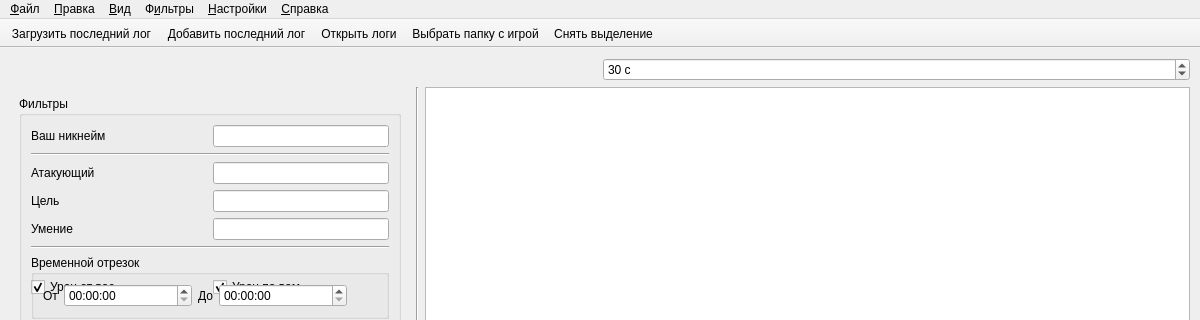
First picture: the form in src/gui/ui/main_window.ui, repository KolmePro/reva_damage_viewer, before the edit; both pictures show x 0 to 1200 and y 0 to 320 of the 1200 by 835 pixel window.
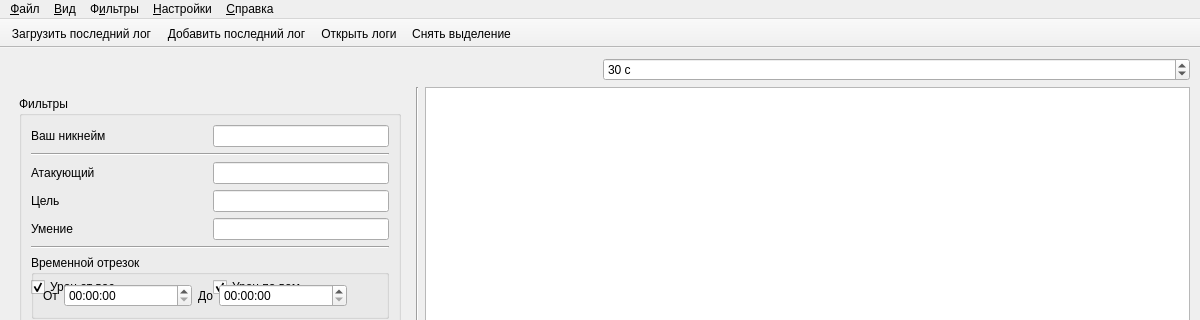
Second picture: the form after the edit. Icons and pictures are not drawn. Custom widgets are drawn as their Qt base class.

Commit message: Убрать меню Правка и выбор папки с панели инструментов

```diff
--- a/src/gui/ui/main_window.ui
+++ b/src/gui/ui/main_window.ui
@@ -736,7 +736,6 @@
    <addaction name="action_load_last_log"/>
    <addaction name="action_append_last_log"/>
    <addaction name="action_load_log_file"/>
-   <addaction name="action_set_game_folder"/>
    <addaction name="action_clear_selection"/>
   </widget>
   <widget class="QMenuBar" name="menubar">
@@ -756,12 +755,6 @@
     <addaction name="separator"/>
     <addaction name="action_exit"/>
    </widget>
-   <widget class="QMenu" name="menu_edit">
-    <property name="title"><string>&amp;Правка</string></property>
-    <addaction name="action_select_all_rows"/>
-    <addaction name="action_clear_selection"/>
-    <addaction name="action_clear_timeline_selection"/>
-   </widget>
    <widget class="QMenu" name="menu_view">
     <property name="title"><string>&amp;Вид</string></property>
     <addaction name="action_show_statusbar"/>
@@ -788,7 +781,6 @@
     <addaction name="action_about"/>
    </widget>
    <addaction name="menu_file"/>
-   <addaction name="menu_edit"/>
    <addaction name="menu_view"/>
    <addaction name="menu_filters"/>
    <addaction name="menu_settings"/>
```
Left out of the diff: 4 changed lines with no effect on the pictures. The commit also changes 2 other files.
